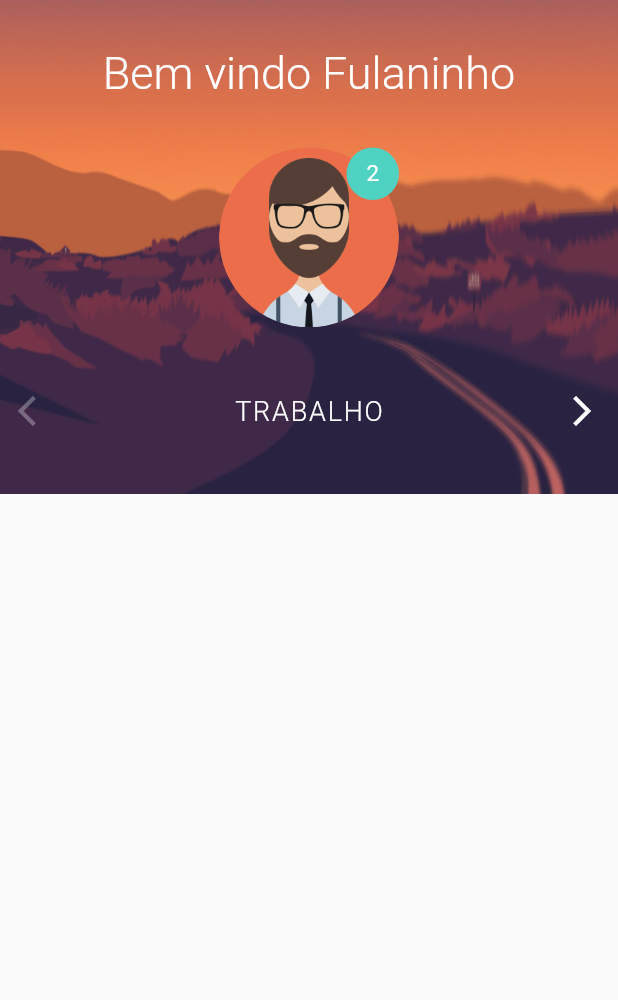
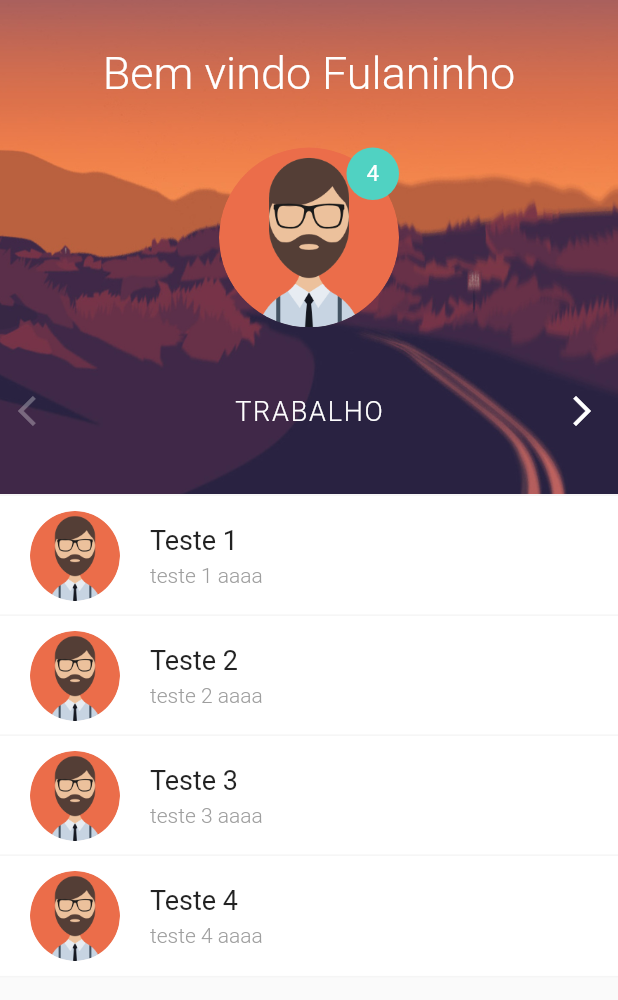
Before and after one commit to rafaelbanhos/login-animated, a Flutter app: the screen it shows after launch, on a phone screen of 412 x 824 dp. Shown: the top 1000 px of the screen. Run offline on Flutter 3.47's test engine with Material 2 defaults, Android fonts, the phone set to English and light mode, and no system bars.

Commit message:
creating animated list view

```diff
--- /dev/null
+++ b/lib/widgets/animated_list_view.dart
@@ -0,0 +1,41 @@
+import 'package:flutter/material.dart';
+import 'package:loginanimated/widgets/list_data.dart';
+
+class AnimatedListView extends StatelessWidget {
+  final Animation<EdgeInsets> listSlidePosition;
+
+  AnimatedListView({@required this.listSlidePosition});
+
+  @override
+  Widget build(BuildContext context) {
+    return Stack(
+      alignment: Alignment.bottomCenter,
+      children: <Widget>[
+        ListData(
+          title: "Teste 1",
+          subtitle: "teste 1 aaaa",
+          image: AssetImage("images/perfil.png"),
+          margin: listSlidePosition.value * 3,
+        ),
+        ListData(
+          title: "Teste 2",
+          subtitle: "teste 2 aaaa",
+          image: AssetImage("images/perfil.png"),
+          margin: listSlidePosition.value * 2,
+        ),
+        ListData(
+          title: "Teste 3",
+          subtitle: "teste 3 aaaa",
+          image: AssetImage("images/perfil.png"),
+          margin: listSlidePosition.value * 1,
+        ),
+        ListData(
+          title: "Teste 4",
+          subtitle: "teste 4 aaaa",
+          image: AssetImage("images/perfil.png"),
+          margin: listSlidePosition.value * 0,
+        ),
+      ],
+    );
+  }
+}
--- a/lib/widgets/home_top.dart
+++ b/lib/widgets/home_top.dart
@@ -42,7 +42,7 @@
                 height: containerGrow.value * 35,
                 margin: EdgeInsets.only(left: 80),
                 child: Center(
-                  child: Text("2",
+                  child: Text("4",
                   style: TextStyle(
                     fontSize: containerGrow.value * 15,
                     fontWeight: FontWeight.w400,
--- /dev/null
+++ b/lib/widgets/list_data.dart
@@ -0,0 +1,57 @@
+import 'package:flutter/material.dart';
+
+class ListData extends StatelessWidget {
+  final String title;
+  final String subtitle;
+  final ImageProvider image;
+  final EdgeInsets margin;
+
+  ListData(
+      {@required this.title,
+      @required this.subtitle,
+      @required this.image,
+      @required this.margin});
+
+  @override
+  Widget build(BuildContext context) {
+    return Container(
+      margin: margin,
+      decoration: BoxDecoration(
+          color: Colors.white,
+          border: Border(
+            top: BorderSide(color: Colors.grey[100], width: 1.0),
+            bottom: BorderSide(color: Colors.grey[100], width: 1.0),
+          )),
+      child: Row(
+        children: <Widget>[
+          Container(
+            margin: EdgeInsets.only(top: 10, bottom: 10, left: 20, right: 20),
+            width: 60,
+            height: 60,
+            decoration: BoxDecoration(
+                shape: BoxShape.circle, image: DecorationImage(image: image)),
+          ),
+          Column(
+            crossAxisAlignment: CrossAxisAlignment.start,
+            children: <Widget>[
+              Text(
+                title,
+                style: TextStyle(fontSize: 18, fontWeight: FontWeight.w400),
+              ),
+              SizedBox(
+                height: 5,
+              ),
+              Text(
+                subtitle,
+                style: TextStyle(
+                    fontSize: 14,
+                    color: Colors.grey,
+                    fontWeight: FontWeight.w300),
+              )
+            ],
+          )
+        ],
+      ),
+    );
+  }
+}
--- a/lib/widgets/stagger_animation_home_screen.dart
+++ b/lib/widgets/stagger_animation_home_screen.dart
@@ -1,4 +1,6 @@
+import 'package:flutter/cupertino.dart';
 import 'package:flutter/material.dart';
+import 'package:loginanimated/widgets/animated_list_view.dart';
 import 'package:loginanimated/widgets/home_top.dart';
 
 class StaggerAnimationHomeScreen extends StatelessWidget {
@@ -8,9 +10,23 @@
       : containerGrow = CurvedAnimation(
       parent: controller,
       curve: Curves.ease
+  ),
+  listSlidePosition = EdgeInsetsTween(
+    begin: EdgeInsets.only(bottom: 0),
+    end: EdgeInsets.only(bottom: 80)
+  ).animate(
+    CurvedAnimation(
+      parent: controller,
+      curve: Interval(
+        0.325,
+        0.8,
+        curve: Curves.ease
+      )
+    )
   );
 
   final Animation<double> containerGrow;
+  final Animation<EdgeInsets> listSlidePosition;
 
   Widget _buildAnimation(BuildContext context, Widget child) {
     return ListView(
@@ -18,6 +34,9 @@
       children: <Widget>[
         HomeTop(
           containerGrow: containerGrow,
+        ),
+        AnimatedListView(
+          listSlidePosition: listSlidePosition,
         )
       ],
     );
```
